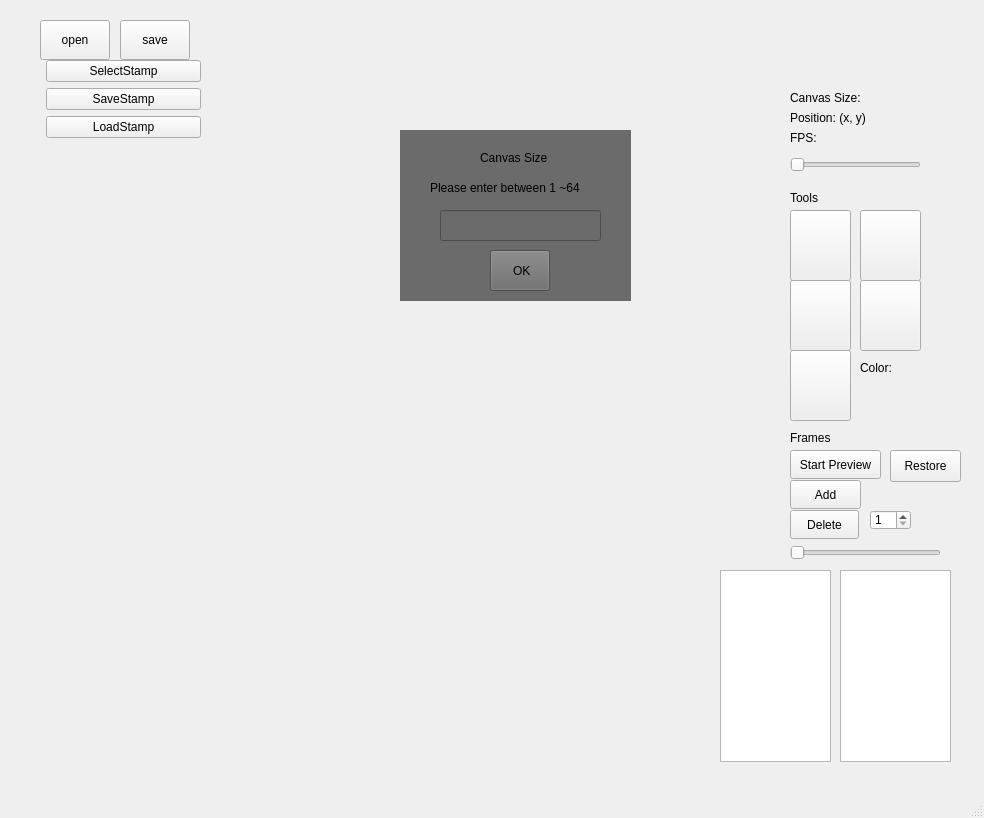
The window that sprite-editor/mainwindow.ui (University-of-Utah-CS3505/a8-sprite-editor-f24-ZYTW) describes before a commit, drawn with Qt 5.
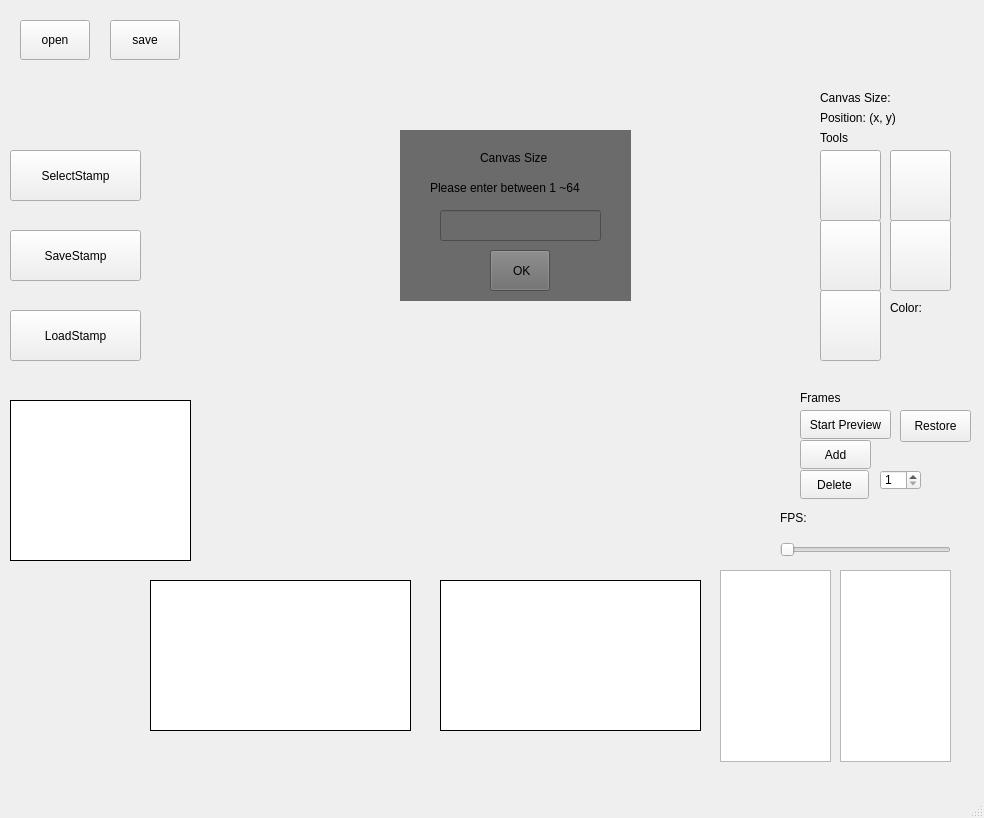
The same window after the commit. Icons and pictures are not drawn. Custom widgets are drawn as their Qt base class.

Commit message: Finish the Frame and StampGallery. Delete the .pro.user file and add to gitignore. Also formatted the codes and make it more readable.  Need some adjustment on UI.

```diff
--- a/sprite-editor/mainwindow.ui
+++ b/sprite-editor/mainwindow.ui
@@ -17,8 +17,8 @@
    <widget class="QPushButton" name="penButton">
     <property name="geometry">
      <rect>
-      <x>790</x>
-      <y>210</y>
+      <x>820</x>
+      <y>150</y>
       <width>61</width>
       <height>71</height>
      </rect>
@@ -40,8 +40,8 @@
    <widget class="QPushButton" name="eraserButton">
     <property name="geometry">
      <rect>
-      <x>860</x>
-      <y>210</y>
+      <x>890</x>
+      <y>150</y>
       <width>61</width>
       <height>71</height>
      </rect>
@@ -63,8 +63,8 @@
    <widget class="QPushButton" name="colorButton">
     <property name="geometry">
      <rect>
-      <x>790</x>
-      <y>350</y>
+      <x>820</x>
+      <y>290</y>
       <width>61</width>
       <height>71</height>
      </rect>
@@ -86,8 +86,8 @@
    <widget class="QPushButton" name="shapeButton">
     <property name="geometry">
      <rect>
-      <x>790</x>
-      <y>280</y>
+      <x>820</x>
+      <y>220</y>
       <width>61</width>
       <height>71</height>
      </rect>
@@ -109,8 +109,8 @@
    <widget class="QPushButton" name="parallelButton">
     <property name="geometry">
      <rect>
-      <x>860</x>
-      <y>280</y>
+      <x>890</x>
+      <y>220</y>
       <width>61</width>
       <height>71</height>
      </rect>
@@ -132,7 +132,7 @@
    <widget class="QPushButton" name="openButton">
     <property name="geometry">
      <rect>
-      <x>40</x>
+      <x>20</x>
       <y>20</y>
       <width>70</width>
       <height>40</height>
@@ -145,7 +145,7 @@
    <widget class="QPushButton" name="saveButton">
     <property name="geometry">
      <rect>
-      <x>120</x>
+      <x>110</x>
       <y>20</y>
       <width>70</width>
       <height>40</height>
@@ -155,45 +155,12 @@
      <string>save</string>
     </property>
    </widget>
-   <widget class="QWidget" name="formLayoutWidget">
-    <property name="geometry">
-     <rect>
-      <x>40</x>
-      <y>60</y>
-      <width>161</width>
-      <height>441</height>
-     </rect>
-    </property>
-    <layout class="QFormLayout" name="Gallery">
-     <item row="0" column="1">
-      <widget class="QPushButton" name="selectStampButton">
-       <property name="text">
-        <string>SelectStamp</string>
-       </property>
-      </widget>
-     </item>
-     <item row="1" column="1">
-      <widget class="QPushButton" name="saveStampButton">
-       <property name="text">
-        <string>SaveStamp</string>
-       </property>
-      </widget>
-     </item>
-     <item row="2" column="1">
-      <widget class="QPushButton" name="loadStampButton">
-       <property name="text">
-        <string>LoadStamp</string>
-       </property>
-      </widget>
-     </item>
-    </layout>
-   </widget>
    <widget class="QLabel" name="canvas">
     <property name="geometry">
      <rect>
       <x>220</x>
       <y>60</y>
-      <width>561</width>
+      <width>571</width>
       <height>401</height>
      </rect>
     </property>
@@ -204,8 +171,8 @@
    <widget class="QLabel" name="labelFrames">
     <property name="geometry">
      <rect>
-      <x>790</x>
-      <y>430</y>
+      <x>800</x>
+      <y>390</y>
       <width>58</width>
       <height>16</height>
      </rect>
@@ -220,8 +187,8 @@
    <widget class="QLabel" name="labelTools">
     <property name="geometry">
      <rect>
-      <x>790</x>
-      <y>190</y>
+      <x>820</x>
+      <y>130</y>
       <width>58</width>
       <height>16</height>
      </rect>
@@ -236,7 +203,7 @@
    <widget class="QLabel" name="labelCanvasSize">
     <property name="geometry">
      <rect>
-      <x>790</x>
+      <x>820</x>
       <y>90</y>
       <width>131</width>
       <height>16</height>
@@ -252,7 +219,7 @@
    <widget class="QLabel" name="labelPosition">
     <property name="geometry">
      <rect>
-      <x>790</x>
+      <x>820</x>
       <y>110</y>
       <width>131</width>
       <height>16</height>
@@ -265,24 +232,11 @@
      <set>Qt::AlignmentFlag::AlignLeading|Qt::AlignmentFlag::AlignLeft|Qt::AlignmentFlag::AlignVCenter</set>
     </property>
    </widget>
-   <widget class="QSlider" name="slider_fps">
-    <property name="geometry">
-     <rect>
-      <x>790</x>
-      <y>149</y>
-      <width>131</width>
-      <height>31</height>
-     </rect>
-    </property>
-    <property name="orientation">
-     <enum>Qt::Orientation::Horizontal</enum>
-    </property>
-   </widget>
    <widget class="QLabel" name="labelFps">
     <property name="geometry">
      <rect>
-      <x>790</x>
-      <y>130</y>
+      <x>780</x>
+      <y>510</y>
       <width>131</width>
       <height>16</height>
      </rect>
@@ -368,8 +322,8 @@
    <widget class="QLabel" name="textColor_ignore">
     <property name="geometry">
      <rect>
-      <x>860</x>
-      <y>360</y>
+      <x>890</x>
+      <y>300</y>
       <width>61</width>
       <height>16</height>
      </rect>
@@ -381,7 +335,7 @@
    <widget class="QLabel" name="labelColor">
     <property name="geometry">
      <rect>
-      <x>860</x>
+      <x>870</x>
       <y>380</y>
       <width>61</width>
       <height>31</height>
@@ -394,8 +348,8 @@
    <widget class="QPushButton" name="previewButton">
     <property name="geometry">
      <rect>
-      <x>790</x>
-      <y>450</y>
+      <x>800</x>
+      <y>410</y>
       <width>91</width>
       <height>29</height>
      </rect>
@@ -407,8 +361,8 @@
    <widget class="QPushButton" name="addFrameButton">
     <property name="geometry">
      <rect>
-      <x>790</x>
-      <y>480</y>
+      <x>800</x>
+      <y>440</y>
       <width>71</width>
       <height>29</height>
      </rect>
@@ -420,8 +374,8 @@
    <widget class="QPushButton" name="deleteFrameButton">
     <property name="geometry">
      <rect>
-      <x>790</x>
-      <y>510</y>
+      <x>800</x>
+      <y>470</y>
       <width>69</width>
       <height>29</height>
      </rect>
@@ -433,10 +387,10 @@
    <widget class="QSlider" name="fpsSlider">
     <property name="geometry">
      <rect>
-      <x>790</x>
-      <y>540</y>
-      <width>151</width>
-      <height>25</height>
+      <x>780</x>
+      <y>534</y>
+      <width>171</width>
+      <height>31</height>
      </rect>
     </property>
     <property name="orientation">
@@ -446,18 +400,21 @@
    <widget class="AnimationWindow" name="animationWindow">
     <property name="geometry">
      <rect>
-      <x>240</x>
-      <y>480</y>
-      <width>501</width>
-      <height>101</height>
+      <x>150</x>
+      <y>580</y>
+      <width>261</width>
+      <height>151</height>
      </rect>
     </property>
+    <property name="styleSheet">
+     <string notr="true">border: 1px solid black; background-color: white;</string>
+    </property>
    </widget>
    <widget class="QSpinBox" name="spinBoxControl">
     <property name="geometry">
      <rect>
-      <x>870</x>
-      <y>510</y>
+      <x>880</x>
+      <y>470</y>
       <width>41</width>
       <height>20</height>
      </rect>
@@ -477,14 +434,20 @@
     </property>
    </widget>
    <widget class="FrameDisplayWindow" name="frameDisplayWindow">
+    <property name="enabled">
+     <bool>true</bool>
+    </property>
     <property name="geometry">
      <rect>
-      <x>320</x>
-      <y>590</y>
-      <width>331</width>
-      <height>101</height>
+      <x>440</x>
+      <y>580</y>
+      <width>261</width>
+      <height>151</height>
      </rect>
     </property>
+    <property name="styleSheet">
+     <string notr="true">border: 1px solid black; background-color: white;</string>
+    </property>
    </widget>
    <widget class="QListWidget" name="deletedFrameListWidget">
     <property name="geometry">
@@ -499,8 +462,8 @@
    <widget class="QPushButton" name="restoreFrameButton">
     <property name="geometry">
      <rect>
-      <x>890</x>
-      <y>450</y>
+      <x>900</x>
+      <y>410</y>
       <width>71</width>
       <height>32</height>
      </rect>
@@ -509,6 +472,61 @@
      <string>Restore</string>
     </property>
    </widget>
+   <widget class="QLabel" name="stampPreviewLabel">
+    <property name="geometry">
+     <rect>
+      <x>10</x>
+      <y>400</y>
+      <width>181</width>
+      <height>161</height>
+     </rect>
+    </property>
+    <property name="styleSheet">
+     <string notr="true">border: 1px solid black; padding: 3px; background-color: white;</string>
+    </property>
+    <property name="text">
+     <string/>
+    </property>
+   </widget>
+   <widget class="QPushButton" name="loadStampButton">
+    <property name="geometry">
+     <rect>
+      <x>10</x>
+      <y>310</y>
+      <width>131</width>
+      <height>51</height>
+     </rect>
+    </property>
+    <property name="text">
+     <string>LoadStamp</string>
+    </property>
+   </widget>
+   <widget class="QPushButton" name="saveStampButton">
+    <property name="geometry">
+     <rect>
+      <x>10</x>
+      <y>230</y>
+      <width>131</width>
+      <height>51</height>
+     </rect>
+    </property>
+    <property name="text">
+     <string>SaveStamp</string>
+    </property>
+   </widget>
+   <widget class="QPushButton" name="selectStampButton">
+    <property name="geometry">
+     <rect>
+      <x>10</x>
+      <y>150</y>
+      <width>131</width>
+      <height>51</height>
+     </rect>
+    </property>
+    <property name="text">
+     <string>SelectStamp</string>
+    </property>
+   </widget>
   </widget>
   <widget class="QMenuBar" name="menubar">
    <property name="geometry">
```
Left out of the diff: 2 changed lines with no effect on the pictures. The commit also changes 15 other files.
